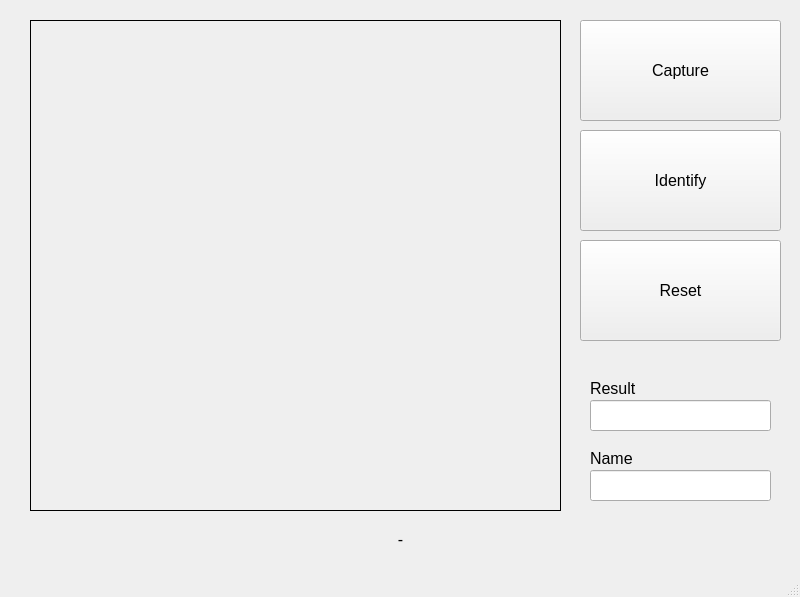
Before: the Qt Designer form main.ui in romnegrillo/finger-vein-classifier, drawn with Qt 5.
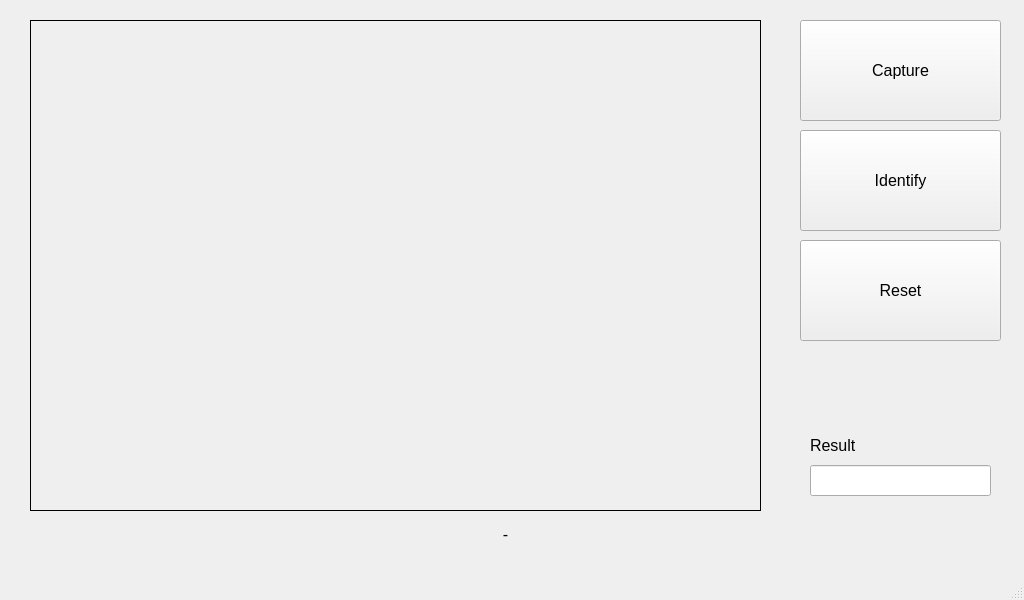
After: the same form once the commit is applied.

Commit message: Resized the UI dimensions to fit in LCD resolution.

What changed in the file:
```diff
--- a/main.ui
+++ b/main.ui
@@ -6,8 +6,8 @@
    <rect>
     <x>0</x>
     <y>0</y>
-    <width>800</width>
-    <height>597</height>
+    <width>1024</width>
+    <height>600</height>
    </rect>
   </property>
   <property name="windowTitle">
@@ -17,7 +17,7 @@
    <widget class="QPushButton" name="capture_button">
     <property name="geometry">
      <rect>
-      <x>580</x>
+      <x>800</x>
       <y>20</y>
       <width>201</width>
       <height>101</height>
@@ -35,7 +35,7 @@
    <widget class="QPushButton" name="identify_button">
     <property name="geometry">
      <rect>
-      <x>580</x>
+      <x>800</x>
       <y>130</y>
       <width>201</width>
       <height>101</height>
@@ -53,7 +53,7 @@
    <widget class="QPushButton" name="reset_button">
     <property name="geometry">
      <rect>
-      <x>580</x>
+      <x>800</x>
       <y>240</y>
       <width>201</width>
       <height>101</height>
@@ -71,8 +71,8 @@
    <widget class="QLineEdit" name="reset_input">
     <property name="geometry">
      <rect>
-      <x>590</x>
-      <y>400</y>
+      <x>810</x>
+      <y>465</y>
       <width>181</width>
       <height>31</height>
      </rect>
@@ -81,10 +81,10 @@
    <widget class="QLabel" name="result_label">
     <property name="geometry">
      <rect>
-      <x>590</x>
-      <y>380</y>
-      <width>71</width>
-      <height>16</height>
+      <x>810</x>
+      <y>430</y>
+      <width>161</width>
+      <height>31</height>
      </rect>
     </property>
     <property name="font">
@@ -96,40 +96,12 @@
      <string>Result</string>
     </property>
    </widget>
-   <widget class="QLabel" name="name_label">
-    <property name="geometry">
-     <rect>
-      <x>590</x>
-      <y>450</y>
-      <width>71</width>
-      <height>16</height>
-     </rect>
-    </property>
-    <property name="font">
-     <font>
-      <pointsize>12</pointsize>
-     </font>
-    </property>
-    <property name="text">
-     <string>Name</string>
-    </property>
-   </widget>
-   <widget class="QLineEdit" name="name_input">
-    <property name="geometry">
-     <rect>
-      <x>590</x>
-      <y>470</y>
-      <width>181</width>
-      <height>31</height>
-     </rect>
-    </property>
-   </widget>
    <widget class="QLabel" name="image_label">
     <property name="geometry">
      <rect>
       <x>30</x>
       <y>20</y>
-      <width>531</width>
+      <width>731</width>
       <height>491</height>
      </rect>
     </property>
@@ -144,9 +116,9 @@
     <property name="geometry">
      <rect>
       <x>40</x>
-      <y>529</y>
-      <width>721</width>
-      <height>21</height>
+      <y>519</y>
+      <width>931</width>
+      <height>31</height>
      </rect>
     </property>
     <property name="font">
```
Left out of the diff: 2 changed lines with no effect on the pictures. The commit also changes 2 other files.
